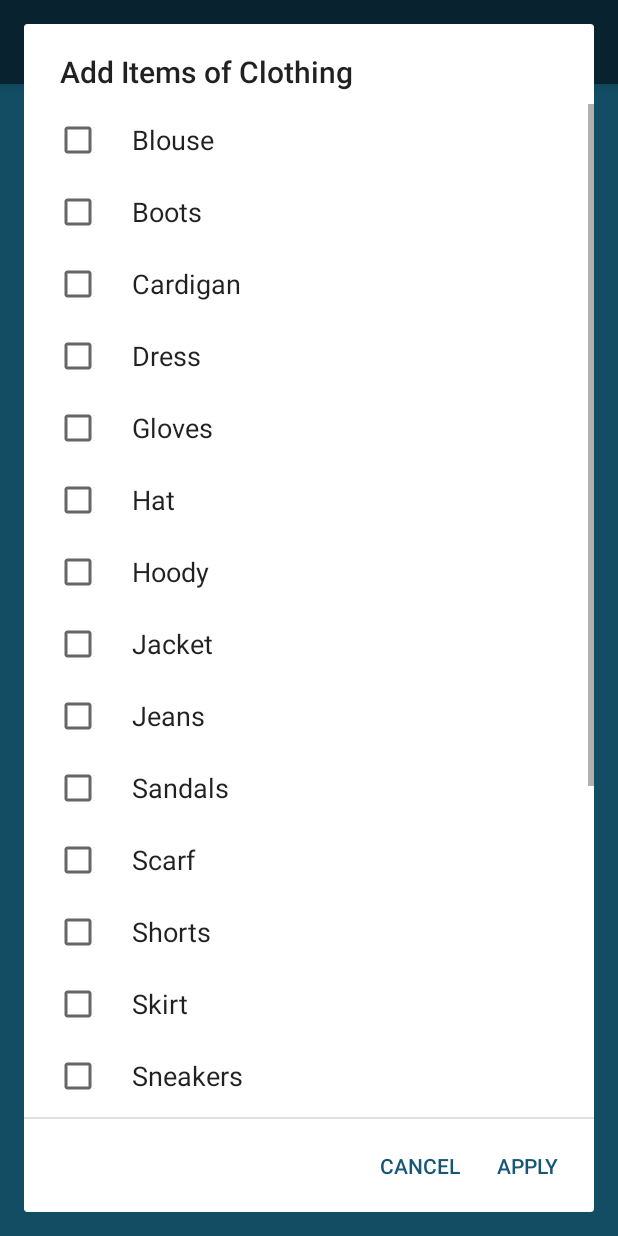
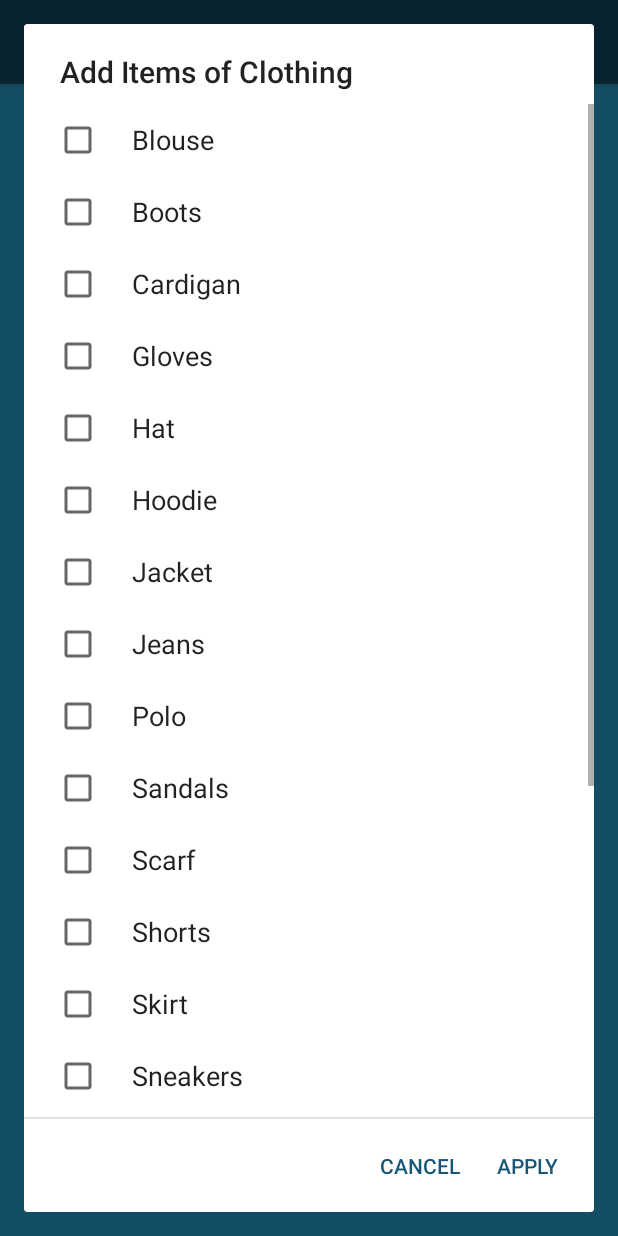
Before and after one commit to castonkr/Weather-To-Wear, an Android app: the fragment ClosetFragment placed in its activity, after a tap on "add", on a phone screen of 412 x 824 dp. Run offline under Robolectric (Android 15) with nearby library versions, the phone set to English and light mode, and no system bars; our stand-ins replace Firebase (no records; nobody signed in at launch, a user with empty details on screens opened directly); 2 statements that could not run were skipped.

Commit message:
Hoodie and Dress fixed

```diff
--- a/app/src/main/java/edu/rosehulman/schaffll/weathertowear/ClothingItemList.java
+++ b/app/src/main/java/edu/rosehulman/schaffll/weathertowear/ClothingItemList.java
@@ -20,12 +20,12 @@ public class ClothingItemList {
         ClothingItem blouse = new ClothingItem("Blouse", 1, 0, 0);
         ClothingItem boots = new ClothingItem("Boots", 3, -1, 1);
         ClothingItem cardigan = new ClothingItem("Cardigan", 4, 0, 0);
-        ClothingItem dress = new ClothingItem("Dress", 1, 0, 0);
         ClothingItem gloves = new ClothingItem("Gloves", 5, -1, 0);
         ClothingItem hat = new ClothingItem("Hat", 5, -1, 0);
-        ClothingItem hoody = new ClothingItem("Hoody", 4, 0, 0);
+        ClothingItem hoodie = new ClothingItem("Hoodie", 4, 0, 0);
         ClothingItem jacket = new ClothingItem("Jacket", 4, -1, 0);
         ClothingItem jeans = new ClothingItem("Jeans", 2, 0, 0);
+        ClothingItem polo = new ClothingItem("Polo", 1, 0, 0);
         ClothingItem sandals = new ClothingItem("Sandals", 3, 2, 0);
         ClothingItem scarf = new ClothingItem("Scarf", 5, -1, 0);
         ClothingItem shorts = new ClothingItem("Shorts", 2, 1, 0);
@@ -43,12 +43,12 @@ public class ClothingItemList {
         allClothingItemList.add(blouse);
         allClothingItemList.add(boots);
         allClothingItemList.add(cardigan);
-        allClothingItemList.add(dress);
         allClothingItemList.add(gloves);
         allClothingItemList.add(hat);
-        allClothingItemList.add(hoody);
+        allClothingItemList.add(hoodie);
         allClothingItemList.add(jacket);
         allClothingItemList.add(jeans);
+        allClothingItemList.add(polo);
         allClothingItemList.add(sandals);
         allClothingItemList.add(scarf);
         allClothingItemList.add(shorts);
--- a/app/src/main/java/edu/rosehulman/schaffll/weathertowear/fragments/HomeFragment.java
+++ b/app/src/main/java/edu/rosehulman/schaffll/weathertowear/fragments/HomeFragment.java
@@ -62,6 +62,7 @@ public class HomeFragment extends Fragment implements View.OnClickListener{
     private ImageButton buttonOutfit2;
     public static int tempF;
     public static int weatherID;
+    public static String weatherCond;
     public List<OutfitItem> mSavedOutfitsItems;
     public TextView welcomeText;
 
@@ -274,6 +275,8 @@ public class HomeFragment extends Fragment implements View.OnClickListener{
                 tempF = (int) (tempC * 1.8 + 32);
                 tempText.setText("" + tempF + " *F");
                 weatherID = weather.currentCondition.getWeatherId();
+                weatherCond = weather.currentCondition.getCondition();
+                //Log.d("rain?", weatherCond);
                 conditionDesciption.setText(weather.currentCondition.getCondition() + " (" + weather.currentCondition.getDescription() + ")");
             }
         }
--- a/app/src/main/java/edu/rosehulman/schaffll/weathertowear/fragments/PreferencesFragment.java
+++ b/app/src/main/java/edu/rosehulman/schaffll/weathertowear/fragments/PreferencesFragment.java
@@ -47,6 +47,7 @@ public class PreferencesFragment extends Fragment implements View.OnClickListene
     private int coldTemp;
     private float currentTemp;
     private int weatherID;
+    private int weatherCond;
     private boolean mBooleanArray[] = new boolean[21];
     private List<OutfitItem> userClothingOptions;
     //private OutfitAdapter mAdapter;
@@ -69,6 +70,7 @@ public class PreferencesFragment extends Fragment implements View.OnClickListene
         }
         currentTemp = HomeFragment.tempF;
         weatherID = HomeFragment.weatherID;
+        //weatherCond = HomeFragment.
 
 
 
--- a/app/src/main/res/layout/fragment_outfit_detail.xml
+++ b/app/src/main/res/layout/fragment_outfit_detail.xml
@@ -13,7 +13,7 @@
         android:layout_alignParentBottom="true"
         android:layout_centerHorizontal="true"
         android:layout_marginBottom="56dp"
-        android:text="Swipe right for more outfits"
+        android:text=""
         android:textColor="@color/colorMainText"
         android:textSize="20sp" />
 
--- a/app/src/main/res/values/strings.xml
+++ b/app/src/main/res/values/strings.xml
@@ -87,12 +87,12 @@
         <item> Blouse </item>
         <item> Boots </item>
         <item> Cardigan </item>
-        <item> Dress</item>
         <item> Gloves</item>
         <item> Hat</item>
-        <item> Hoody</item>
+        <item> Hoodie</item>
         <item> Jacket</item>
         <item> Jeans</item>
+        <item> Polo </item>
         <item> Sandals</item>
         <item> Scarf</item>
         <item> Shorts</item>
```
Also changed, not shown: app/src/main/java/edu/rosehulman/schaffll/weathertowear/Weather/Calculations.java (+14 -1 lines).
